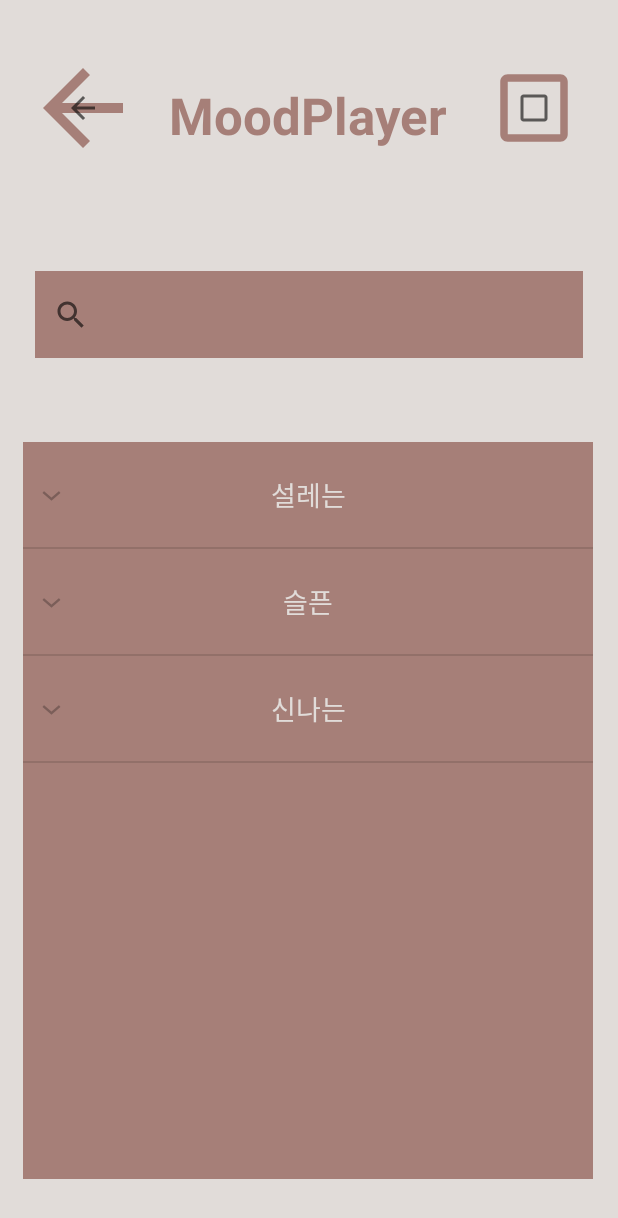
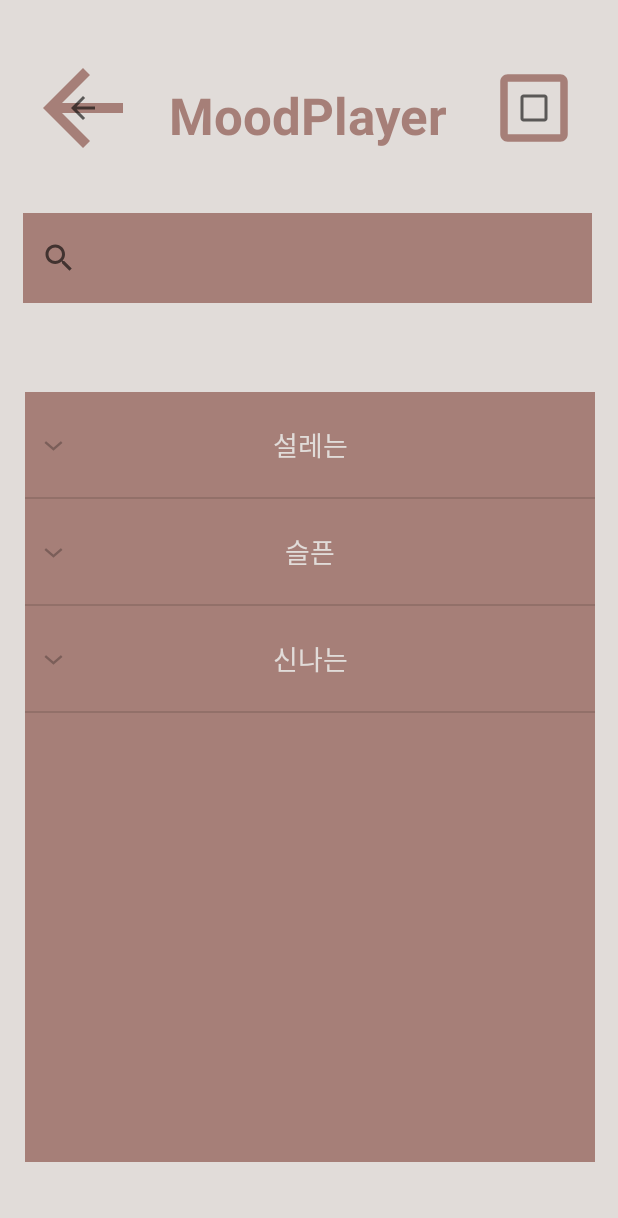
Before and after one commit to KMU-Capstone-Design/Moodplayer, an Android app: the List_page screen opened directly, with no data from a screen before it, on a phone screen of 412 x 824 dp. Shown: the top 1218 px of the screen. Run offline under Robolectric (Android 15) with nearby library versions, the phone set to English and light mode, and no system bars.

Commit message:
정민코드

```diff
--- a/app/src/main/AndroidManifest.xml
+++ b/app/src/main/AndroidManifest.xml
@@ -29,7 +29,8 @@
             </intent-filter>
         </activity>
         <activity android:name=".Select_page" />
-        <activity android:name=".List_page" />
+        <activity android:name=".List_page"
+            android:windowSoftInputMode="adjustPan"/>
         <activity android:name=".Banner_page"/>
 
         <provider
--- a/app/src/main/java/org/techtown/realproject/List_page.java
+++ b/app/src/main/java/org/techtown/realproject/List_page.java
@@ -33,6 +33,7 @@ public class List_page extends AppCompatActivity {
         makeData();
         expandableAdaptor adaptor = new expandableAdaptor(this,arrayGroup);
         expandableListView.setAdapter(adaptor);
+        searchKeyword();
         expandableListView.setOnChildClickListener(new ExpandableListView.OnChildClickListener() {
             @Override
             public boolean onChildClick(ExpandableListView expandableListView, View view, int groupPosition, int childPosition, long id) {
@@ -68,4 +69,34 @@ public class List_page extends AppCompatActivity {
         startActivity(intent);
         finish();
     }
+    public void searchKeyword(){
+        SearchView searchView;
+        searchView = (SearchView) findViewById((R.id.search_view));
+        searchView.setOnClickListener(new View.OnClickListener() {
+            @Override
+            public void onClick(View view) {
+                searchView.setIconified(false);
+            }
+        });
+        searchView.setOnQueryTextListener(new SearchView.OnQueryTextListener() {
+            @Override
+            public boolean onQueryTextSubmit(String s) { //입력받은 문자열 처리하는 이벤트
+                return true;
+            }
+
+            @Override
+            public boolean onQueryTextChange(String s) { //입력란의 문자열이 바뀔 때 발생하는 이벤트
+                ArrayList<Parent> filterKeyword = new ArrayList<>();
+                for(int i=0; i<arrayGroup.size();i++){
+                    Parent parent = arrayGroup.get(i);
+                    if(parent.getTv_parent().toLowerCase().contains(s.toLowerCase())) {
+                        filterKeyword.add(parent);
+                    }
+                }
+                expandableAdaptor adapter = new expandableAdaptor(getApplicationContext(),filterKeyword);
+                expandableListView.setAdapter(adapter);
+                return true;
+            }
+        });
+    }
 }
--- a/app/src/main/res/layout/activity_list.xml
+++ b/app/src/main/res/layout/activity_list.xml
@@ -26,15 +26,15 @@
     <ExpandableListView
         android:id="@+id/expandableListView"
         android:layout_width="380dp"
-        android:layout_height="491dp"
+        android:layout_height="513dp"
         android:background="#A67F78"
         android:nestedScrollingEnabled="true"
         app:layout_constraintBottom_toBottomOf="parent"
         app:layout_constraintEnd_toEndOf="parent"
-        app:layout_constraintHorizontal_bias="0.483"
+        app:layout_constraintHorizontal_bias="0.516"
         app:layout_constraintStart_toStartOf="parent"
         app:layout_constraintTop_toTopOf="@+id/guideline8"
-        app:layout_constraintVertical_bias="0.761" />
+        app:layout_constraintVertical_bias="0.644" />
 
     <androidx.constraintlayout.widget.Guideline
         android:id="@+id/guideline8"
@@ -75,14 +75,18 @@
 
     <SearchView
         android:id="@+id/search_view"
-        android:layout_width="365dp"
-        android:layout_height="58dp"
+        android:layout_width="379dp"
+        android:layout_height="60dp"
         android:background="#A67F78"
         android:backgroundTint="#A67F78"
         android:gravity="center"
-        app:layout_constraintBottom_toTopOf="@+id/expandableListView"
+        android:queryHint="분위기 키워드를 입력하세요"
+        app:layout_constraintBottom_toBottomOf="parent"
         app:layout_constraintEnd_toEndOf="parent"
+        app:layout_constraintHorizontal_bias="0.468"
         app:layout_constraintStart_toStartOf="parent"
         app:layout_constraintTop_toBottomOf="@+id/textView3"
-        app:layout_constraintVertical_bias="0.585" />
+        app:layout_constraintVertical_bias="0.06"/>
+
+
 </androidx.constraintlayout.widget.ConstraintLayout>
--- a/app/src/main/res/layout/activity_select.xml
+++ b/app/src/main/res/layout/activity_select.xml
@@ -82,7 +82,7 @@
         android:layout_height="51dp"
         android:backgroundTint="@color/white"
         android:gravity="center"
-        android:text="* 원하시는 버튼을 눌러주세요 *"
+        android:text="* 원하는 버튼을 눌러주세요 *"
         android:textColor="#A67F78"
         android:textSize="16sp"
         android:textStyle="bold"
--- a/app/src/main/res/layout/child_list.xml
+++ b/app/src/main/res/layout/child_list.xml
@@ -8,6 +8,7 @@
         android:layout_width="match_parent"
         android:layout_height="40dp"
         android:textColor="#E1DCD9"
-        android:textSize="7pt"/>
+        android:textSize="7pt"
+        android:gravity="center"/>
 
 </LinearLayout>
```
Also changed, not shown: app/src/main/java/org/techtown/realproject/Search_page.java (deleted, +0 -7 lines).
